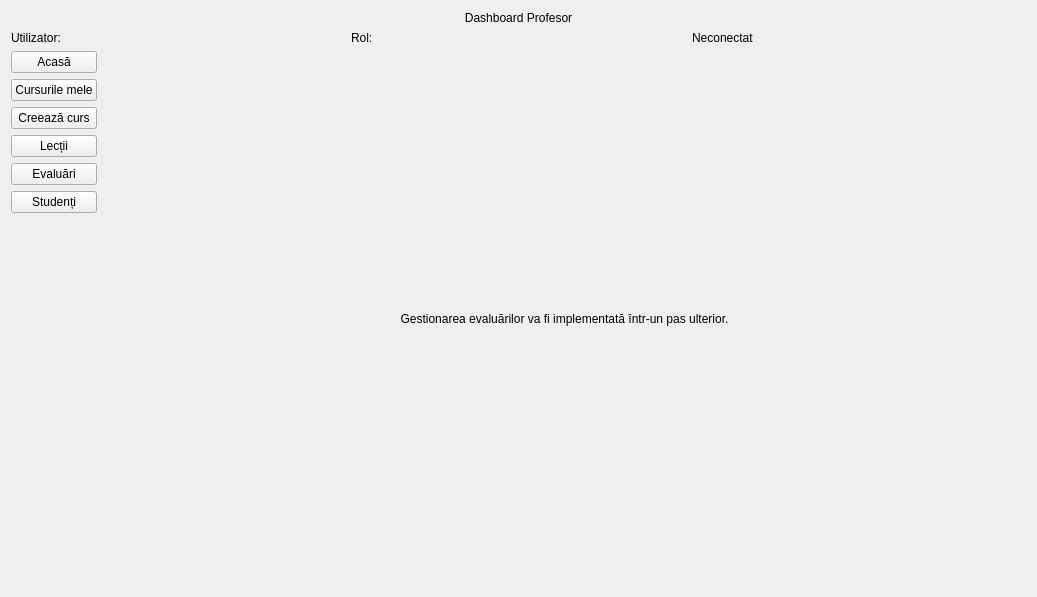
Before: the Qt Designer form gui/ProfessorDashboard.ui in Cozmin-crypto/EduChainProject, drawn with Qt 5.
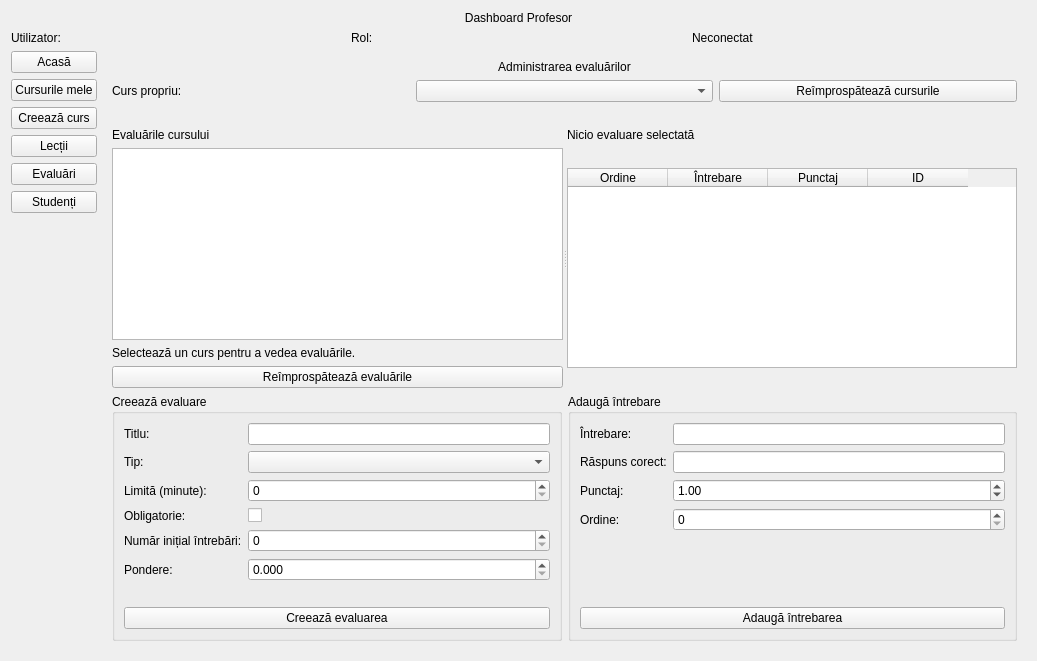
After: the same form once the commit is applied. The open tabs and pages were chosen to show the change.

Commit message: Am adaugat utilitatile profesorului de a crea un chestionar sau un examen la cursurile pe care le-a creat

```diff
--- a/gui/ProfessorDashboard.ui
+++ b/gui/ProfessorDashboard.ui
@@ -64,7 +64,55 @@
        </layout></widget>
       </widget></item>
      </layout></widget>
-     <widget class="QWidget" name="evaluationsPage"><layout class="QVBoxLayout" name="evaluationsLayout"><item><widget class="QLabel" name="evaluationsLabel"><property name="text"><string>Gestionarea evaluărilor va fi implementată într-un pas ulterior.</string></property><property name="alignment"><set>Qt::AlignmentFlag::AlignCenter</set></property></widget></item></layout></widget>
+     <widget class="QWidget" name="evaluationsPage"><layout class="QVBoxLayout" name="evaluationsLayout">
+      <item><widget class="QLabel" name="evaluationsTitleLabel"><property name="text"><string>Administrarea evaluărilor</string></property><property name="alignment"><set>Qt::AlignmentFlag::AlignCenter</set></property></widget></item>
+      <item><layout class="QHBoxLayout" name="evaluationCourseLayout">
+       <item><widget class="QLabel" name="evaluationCourseLabel"><property name="text"><string>Curs propriu:</string></property></widget></item>
+       <item><widget class="QComboBox" name="evaluationCourseCombo"/></item>
+       <item><widget class="QPushButton" name="refreshEvaluationCoursesButton"><property name="text"><string>Reîmprospătează cursurile</string></property></widget></item>
+      </layout></item>
+      <item><widget class="QLabel" name="evaluationCoursesStatusLabel"><property name="text"><string/></property><property name="wordWrap"><bool>true</bool></property></widget></item>
+      <item><widget class="QSplitter" name="evaluationsSplitter"><property name="orientation"><enum>Qt::Orientation::Horizontal</enum></property>
+       <widget class="QWidget" name="evaluationListPanel"><layout class="QVBoxLayout" name="evaluationListLayout">
+        <item><widget class="QLabel" name="evaluationListLabel"><property name="text"><string>Evaluările cursului</string></property></widget></item>
+        <item><widget class="QListWidget" name="evaluationsList"><property name="selectionMode"><enum>QAbstractItemView::SelectionMode::SingleSelection</enum></property></widget></item>
+        <item><widget class="QLabel" name="evaluationsStatusLabel"><property name="text"><string>Selectează un curs pentru a vedea evaluările.</string></property><property name="wordWrap"><bool>true</bool></property></widget></item>
+        <item><widget class="QPushButton" name="refreshEvaluationsButton"><property name="text"><string>Reîmprospătează evaluările</string></property></widget></item>
+       </layout></widget>
+       <widget class="QWidget" name="evaluationDetailPanel"><layout class="QVBoxLayout" name="evaluationDetailLayout">
+        <item><widget class="QLabel" name="evaluationDetailTitleLabel"><property name="text"><string>Nicio evaluare selectată</string></property><property name="wordWrap"><bool>true</bool></property></widget></item>
+        <item><widget class="QLabel" name="evaluationDetailMetadataLabel"><property name="text"><string/></property><property name="wordWrap"><bool>true</bool></property></widget></item>
+        <item><widget class="QTableWidget" name="questionsTable"><property name="columnCount"><number>4</number></property><property name="rowCount"><number>0</number></property><property name="selectionBehavior"><enum>QAbstractItemView::SelectionBehavior::SelectRows</enum></property><property name="editTriggers"><set>QAbstractItemView::EditTrigger::NoEditTriggers</set></property>
+         <column><property name="text"><string>Ordine</string></property></column><column><property name="text"><string>Întrebare</string></property></column><column><property name="text"><string>Punctaj</string></property></column><column><property name="text"><string>ID</string></property></column>
+        </widget></item>
+        <item><widget class="QLabel" name="questionsStatusLabel"><property name="text"><string/></property><property name="wordWrap"><bool>true</bool></property></widget></item>
+       </layout></widget>
+      </widget></item>
+      <item><layout class="QHBoxLayout" name="evaluationFormsLayout">
+       <item><widget class="QGroupBox" name="evaluationFormGroup"><property name="title"><string>Creează evaluare</string></property><layout class="QVBoxLayout" name="evaluationFormOuterLayout">
+        <item><layout class="QFormLayout" name="evaluationFormLayout">
+         <item row="0" column="0"><widget class="QLabel" name="evaluationNameLabel"><property name="text"><string>Titlu:</string></property></widget></item><item row="0" column="1"><widget class="QLineEdit" name="evaluationNameEdit"/></item>
+         <item row="1" column="0"><widget class="QLabel" name="evaluationTypeLabel"><property name="text"><string>Tip:</string></property></widget></item><item row="1" column="1"><widget class="QComboBox" name="evaluationTypeCombo"/></item>
+         <item row="2" column="0"><widget class="QLabel" name="evaluationTimeLabel"><property name="text"><string>Limită (minute):</string></property></widget></item><item row="2" column="1"><widget class="QSpinBox" name="evaluationTimeSpin"><property name="maximum"><number>1000000</number></property></widget></item>
+         <item row="3" column="0"><widget class="QLabel" name="evaluationRequiredLabel"><property name="text"><string>Obligatorie:</string></property></widget></item><item row="3" column="1"><widget class="QCheckBox" name="evaluationRequiredCheck"/></item>
+         <item row="4" column="0"><widget class="QLabel" name="evaluationQuestionCountLabel"><property name="text"><string>Număr inițial întrebări:</string></property></widget></item><item row="4" column="1"><widget class="QSpinBox" name="evaluationQuestionCountSpin"><property name="maximum"><number>1000000</number></property></widget></item>
+         <item row="5" column="0"><widget class="QLabel" name="evaluationWeightLabel"><property name="text"><string>Pondere:</string></property></widget></item><item row="5" column="1"><widget class="QDoubleSpinBox" name="evaluationWeightSpin"><property name="decimals"><number>3</number></property><property name="maximum"><double>1.000000000000000</double></property><property name="singleStep"><double>0.050000000000000</double></property></widget></item>
+        </layout></item>
+        <item><widget class="QLabel" name="evaluationFormStatusLabel"><property name="text"><string/></property><property name="wordWrap"><bool>true</bool></property></widget></item>
+        <item><widget class="QPushButton" name="createEvaluationButton"><property name="text"><string>Creează evaluarea</string></property></widget></item>
+       </layout></widget></item>
+       <item><widget class="QGroupBox" name="questionFormGroup"><property name="title"><string>Adaugă întrebare</string></property><layout class="QVBoxLayout" name="questionFormOuterLayout">
+        <item><layout class="QFormLayout" name="questionFormLayout">
+         <item row="0" column="0"><widget class="QLabel" name="questionTextLabel"><property name="text"><string>Întrebare:</string></property></widget></item><item row="0" column="1"><widget class="QLineEdit" name="questionTextEdit"/></item>
+         <item row="1" column="0"><widget class="QLabel" name="correctAnswerLabel"><property name="text"><string>Răspuns corect:</string></property></widget></item><item row="1" column="1"><widget class="QLineEdit" name="correctAnswerEdit"/></item>
+         <item row="2" column="0"><widget class="QLabel" name="questionPointsLabel"><property name="text"><string>Punctaj:</string></property></widget></item><item row="2" column="1"><widget class="QDoubleSpinBox" name="questionPointsSpin"><property name="decimals"><number>2</number></property><property name="minimum"><double>0.010000000000000</double></property><property name="maximum"><double>1000000.000000000000000</double></property><property name="value"><double>1.000000000000000</double></property></widget></item>
+         <item row="3" column="0"><widget class="QLabel" name="questionOrderLabel"><property name="text"><string>Ordine:</string></property></widget></item><item row="3" column="1"><widget class="QSpinBox" name="questionOrderSpin"><property name="maximum"><number>1000000</number></property></widget></item>
+        </layout></item>
+        <item><widget class="QLabel" name="questionFormStatusLabel"><property name="text"><string/></property><property name="wordWrap"><bool>true</bool></property></widget></item>
+        <item><widget class="QPushButton" name="addQuestionButton"><property name="text"><string>Adaugă întrebarea</string></property></widget></item>
+       </layout></widget></item>
+      </layout></item>
+     </layout></widget>
      <widget class="QWidget" name="studentsPage"><layout class="QVBoxLayout" name="studentsLayout"><item><widget class="QLabel" name="studentsLabel"><property name="text"><string>Lista studenților va fi implementată într-un pas ulterior.</string></property><property name="alignment"><set>Qt::AlignmentFlag::AlignCenter</set></property></widget></item></layout></widget>
     </widget></item>
    </layout></item>
```
The commit also changes 2 other files.
